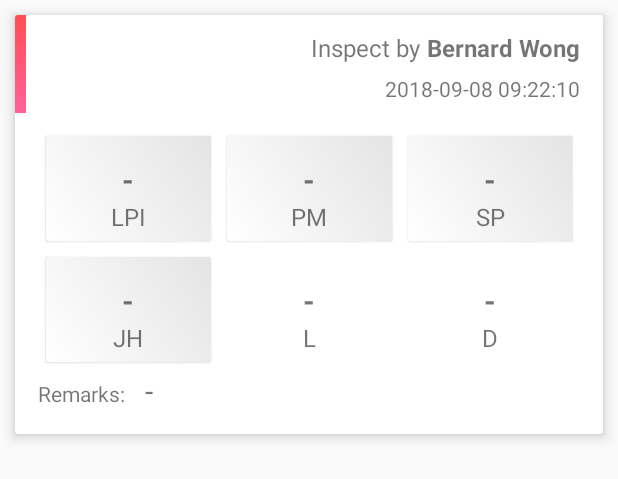
After one commit to bernardwkw/TEST, an Android app: the layout item_summary_enquiry_result.xml on its own in the app's theme, with its tools: preview values and no code run, on a phone screen of 412 x 824 dp. The commit adds this screen. Shown: the top 479 px of the screen. Run offline under Robolectric (Android 15) with nearby library versions, the phone set to English and light mode, and no system bars.

Commit message:
Fix crash while enquiry result btn click

```diff
--- a/app/src/main/java/my/com/sains/teams/adapters/EnquiryResultAdapter.java
+++ b/app/src/main/java/my/com/sains/teams/adapters/EnquiryResultAdapter.java
@@ -44,7 +44,7 @@ public class EnquiryResultAdapter extends RecyclerView.Adapter<EnquiryResultAdap
     public DataObjectHolder onCreateViewHolder(ViewGroup parent, int viewType) {
 
         View view = LayoutInflater.from(parent.getContext())
-                .inflate(R.layout.item_summary, parent, false);
+                .inflate(R.layout.item_summary_enquiry_result, parent, false);
         EnquiryResultAdapter.DataObjectHolder dataObjectHolder = new EnquiryResultAdapter.DataObjectHolder(view);
         return dataObjectHolder;
     }
--- /dev/null
+++ b/app/src/main/res/layout/item_summary_enquiry_result.xml
@@ -0,0 +1,348 @@
+<?xml version="1.0" encoding="utf-8"?>
+<android.support.v7.widget.CardView xmlns:android="http://schemas.android.com/apk/res/android"
+    android:layout_width="match_parent"
+    android:layout_height="wrap_content"
+    android:layout_margin="@dimen/layout_margin"
+    card_view:cardElevation="5dp"
+    xmlns:card_view="http://schemas.android.com/apk/res-auto"
+    card_view:cardPreventCornerOverlap="true"
+    android:id="@+id/upload_summary_card_view"
+    android:orientation="vertical">
+
+    <RelativeLayout
+        android:gravity="center"
+        android:layout_width="wrap_content"
+        android:layout_height="65dp">
+
+        <TextView
+            android:layout_gravity="top"
+            android:background="@drawable/info_maroon"
+            android:layout_width="7dp"
+            android:layout_height="65dp" />
+
+        <LinearLayout
+            android:layout_marginLeft="20dp"
+            android:layout_centerVertical="true"
+            android:layout_width="match_parent"
+            android:layout_height="match_parent"
+            android:orientation="vertical">
+
+
+            <LinearLayout
+                android:gravity="right|bottom"
+                android:layout_width="match_parent"
+                android:layout_height="match_parent"
+                android:layout_weight="1"
+                android:orientation="horizontal">
+
+                <TextView
+                    android:layout_width="wrap_content"
+                    android:layout_height="wrap_content"
+                    android:text="Inspect by "
+                    android:textSize="@dimen/small_text" />
+
+                <TextView
+                    android:layout_marginRight="@dimen/layout_margin_medium"
+                    android:gravity="center"
+                    android:id="@+id/user_tv"
+                    android:textSize="@dimen/small_text"
+                    android:text="Bernard Wong"
+                    android:textStyle="bold"
+                    android:layout_width="wrap_content"
+                    android:layout_height="wrap_content" />
+
+
+
+                <!--<TextView-->
+                    <!--android:id="@+id/lat_tv"-->
+                    <!--android:layout_width="wrap_content"-->
+                    <!--android:layout_height="wrap_content"-->
+                    <!--android:text="123.23232"-->
+                    <!--android:textStyle="bold"-->
+                    <!--android:textSize="@dimen/medium_text" />-->
+
+            </LinearLayout>
+
+            <LinearLayout
+                android:layout_width="match_parent"
+                android:layout_height="match_parent"
+                android:layout_weight="1"
+                android:orientation="horizontal">
+
+                <TextView
+                    android:id="@+id/date_time"
+                    android:layout_marginRight="@dimen/layout_margin_medium"
+                    android:gravity="center_vertical|right"
+                    android:layout_width="match_parent"
+                    android:layout_height="match_parent"
+                    android:text="2018-09-08 09:22:10"/>
+
+                <!--<TextView-->
+                <!--android:id="@+id/long_tv"-->
+                <!--android:layout_width="wrap_content"-->
+                <!--android:layout_height="wrap_content"-->
+                <!--android:textStyle="bold"-->
+                <!--android:text="1.50837372"-->
+                <!--android:textSize="@dimen/medium_text" />-->
+
+                <!--<TextView-->
+                <!--android:layout_width="wrap_content"-->
+                <!--android:layout_height="wrap_content"-->
+                <!--android:layout_marginLeft="@dimen/layout_margin"-->
+                <!--android:text="long"-->
+                <!--android:textSize="@dimen/small_text" />-->
+
+            </LinearLayout>
+
+        </LinearLayout>
+
+        <!--<LinearLayout-->
+            <!--android:elevation="2dp"-->
+            <!--android:paddingTop="10dp"-->
+            <!--android:paddingLeft="10dp"-->
+            <!--android:paddingRight="10dp"-->
+            <!--android:paddingBottom="5dp"-->
+            <!--android:layout_marginBottom="5dp"-->
+            <!--android:layout_alignParentRight="true"-->
+            <!--android:layout_marginLeft="5dp"-->
+            <!--android:background="@drawable/info_maroon"-->
+            <!--android:layout_width="wrap_content"-->
+            <!--android:layout_height="match_parent"-->
+            <!--android:orientation="vertical">-->
+
+            <!--<TextView-->
+                <!--android:textSize="@dimen/small_text"-->
+                <!--android:text="user"-->
+                <!--android:gravity="center"-->
+                <!--android:layout_gravity="bottom|center"-->
+                <!--android:textColor="@color/whiteText"-->
+                <!--android:layout_width="wrap_content"-->
+                <!--android:layout_height="wrap_content" />-->
+
+        <!--</LinearLayout>-->
+
+    </RelativeLayout>
+
+    <LinearLayout
+        android:layout_margin="@dimen/layout_margin_medium"
+        android:layout_width="match_parent"
+        android:layout_height="wrap_content"
+        android:orientation="vertical">
+
+        <LinearLayout
+            android:layout_marginTop="60dp"
+            android:layout_width="match_parent"
+            android:layout_height="wrap_content"
+            android:orientation="horizontal">
+
+            <LinearLayout
+                android:id="@+id/lpi_container"
+                android:elevation="1dp"
+                android:layout_margin="5dp"
+                android:paddingTop="@dimen/layout_padding"
+                android:paddingBottom="5dp"
+                android:background="@drawable/info_white"
+                android:layout_width="match_parent"
+                android:layout_height="wrap_content"
+                android:layout_weight="1"
+                android:orientation="vertical">
+
+                <TextView
+                    android:id="@+id/lpi_tv"
+                    android:layout_width="match_parent"
+                    android:layout_height="match_parent"
+                    android:gravity="center"
+                    android:text="-"
+                    android:textStyle="bold"
+                    android:textSize="@dimen/medium_text" />
+
+                <TextView
+                    android:layout_width="match_parent"
+                    android:layout_height="match_parent"
+                    android:gravity="center"
+                    android:text="LPI"
+                    android:textSize="@dimen/small_text" />
+
+
+            </LinearLayout>
+
+            <LinearLayout
+                android:id="@+id/pm_container"
+                android:elevation="1dp"
+                android:layout_margin="5dp"
+                android:paddingTop="@dimen/layout_padding"
+                android:paddingBottom="5dp"
+                android:background="@drawable/info_white"
+                android:layout_width="match_parent"
+                android:layout_height="wrap_content"
+                android:layout_weight="1"
+                android:orientation="vertical">
+
+                <TextView
+                    android:id="@+id/pm_tv"
+                    android:layout_width="match_parent"
+                    android:layout_height="wrap_content"
+                    android:gravity="center"
+                    android:text="-"
+                    android:textStyle="bold"
+                    android:textSize="@dimen/medium_text" />
+
+                <TextView
+                    android:layout_width="match_parent"
+                    android:layout_height="wrap_content"
+                    android:gravity="center"
+                    android:text="PM"
+                    android:textSize="@dimen/small_text" />
+
+            </LinearLayout>
+
+            <LinearLayout
+                android:id="@+id/spec_container"
+                android:elevation="1dp"
+                android:layout_margin="5dp"
+                android:paddingTop="@dimen/layout_padding"
+                android:paddingBottom="5dp"
+                android:background="@drawable/info_white"
+                android:layout_width="match_parent"
+                android:layout_height="wrap_content"
+                android:layout_weight="1"
+                android:orientation="vertical">
+
+                <TextView
+                    android:id="@+id/spec_tv"
+                    android:layout_width="match_parent"
+                    android:layout_height="wrap_content"
+                    android:gravity="center"
+                    android:text="-"
+                    android:textStyle="bold"
+                    android:textSize="@dimen/medium_text" />
+
+                <TextView
+                    android:layout_width="match_parent"
+                    android:layout_height="wrap_content"
+                    android:gravity="center"
+                    android:text="SP"
+                    android:textSize="@dimen/small_text" />
+
+            </LinearLayout>
+
+
+
+        </LinearLayout>
+
+        <LinearLayout
+            android:layout_width="match_parent"
+            android:layout_height="wrap_content"
+            android:orientation="horizontal">
+
+            <LinearLayout
+                android:id="@+id/jh_container"
+                android:elevation="1dp"
+                android:layout_margin="5dp"
+                android:paddingTop="@dimen/layout_padding"
+                android:paddingBottom="5dp"
+                android:background="@drawable/info_white"
+                android:layout_width="match_parent"
+                android:layout_height="wrap_content"
+                android:layout_weight="1"
+                android:orientation="vertical">
+
+                <TextView
+                    android:id="@+id/jh_tv"
+                    android:layout_width="match_parent"
+                    android:layout_height="wrap_content"
+                    android:gravity="center"
+                    android:text="-"
+                    android:textStyle="bold"
+                    android:textSize="@dimen/medium_text" />
+
+                <TextView
+                    android:layout_width="match_parent"
+                    android:layout_height="wrap_content"
+                    android:gravity="center"
+                    android:text="JH"
+                    android:textSize="@dimen/small_text" />
+
+            </LinearLayout>
+
+            <LinearLayout
+                android:id="@+id/length_container"
+                android:elevation="1dp"
+                android:layout_margin="5dp"
+                android:paddingTop="@dimen/layout_padding"
+                android:paddingBottom="5dp"
+                android:layout_width="match_parent"
+                android:layout_height="match_parent"
+                android:layout_weight="1"
+                android:orientation="vertical">
+
+                <TextView
+                    android:id="@+id/length_tv"
+                    android:layout_width="match_parent"
+                    android:layout_height="wrap_content"
+                    android:gravity="center"
+                    android:text="-"
+                    android:textStyle="bold"
+                    android:textSize="@dimen/medium_text" />
+
+                <TextView
+                    android:layout_width="match_parent"
+                    android:layout_height="wrap_content"
+                    android:gravity="center"
+                    android:text="L"
+                    android:textSize="@dimen/small_text" />
+
+            </LinearLayout>
+
+            <LinearLayout
+                android:id="@+id/diameter_container"
+                android:elevation="1dp"
+                android:layout_margin="5dp"
+                android:paddingTop="@dimen/layout_padding"
+                android:paddingBottom="5dp"
+                android:layout_width="match_parent"
+                android:layout_height="match_parent"
+                android:layout_weight="1"
+                android:orientation="vertical">
+
+                <TextView
+                    android:id="@+id/diameter_tv"
+                    android:layout_width="match_parent"
+                    android:layout_height="wrap_content"
+                    android:gravity="center"
+                    android:text="-"
+                    android:textStyle="bold"
+                    android:textSize="@dimen/medium_text" />
+
+                <TextView
+                    android:layout_width="match_parent"
+                    android:layout_height="wrap_content"
+                    android:gravity="center"
+                    android:text="D"
+                    android:textSize="@dimen/small_text" />
+
+            </LinearLayout>
+
+        </LinearLayout>
+
+        <LinearLayout
+            android:layout_width="match_parent"
+            android:layout_height="wrap_content"
+            android:orientation="horizontal">
+            <TextView
+                android:text="Remarks: "
+                android:layout_width="wrap_content"
+                android:layout_height="wrap_content" />
+
+            <TextView
+                android:id="@+id/remarks_tv"
+                android:layout_marginLeft="@dimen/layout_margin"
+                android:text="-"
+                android:textSize="@dimen/medium_text"
+                android:layout_width="wrap_content"
+                android:layout_height="wrap_content" />
+        </LinearLayout>
+
+    </LinearLayout>
+
+</android.support.v7.widget.CardView>
```
